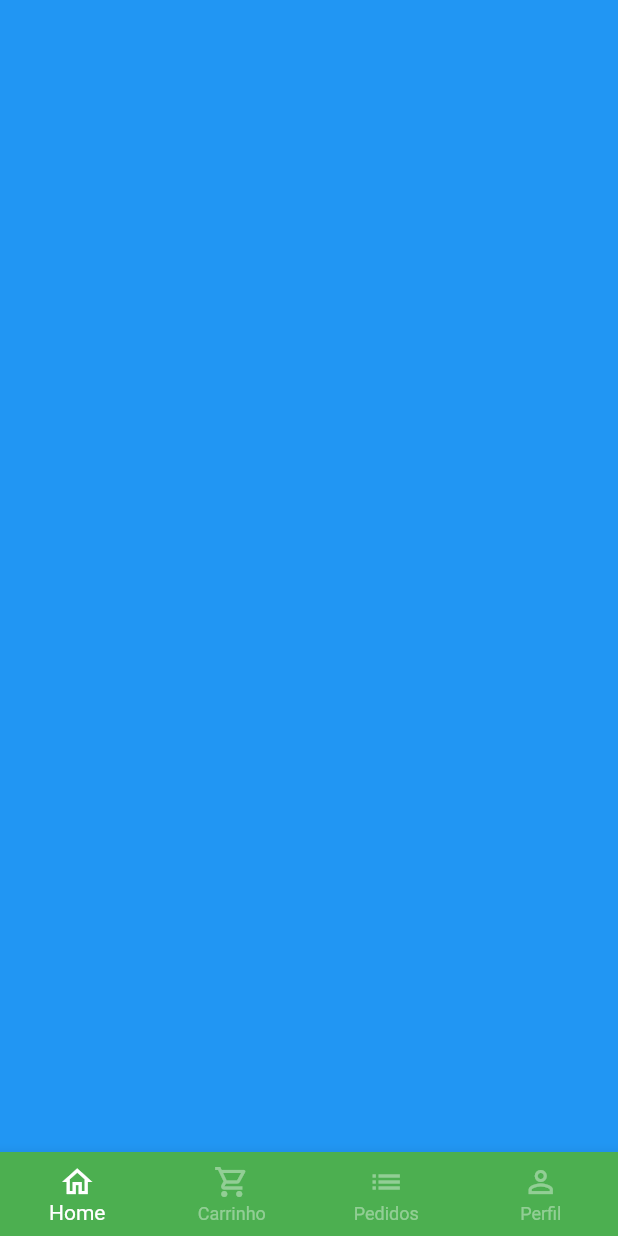
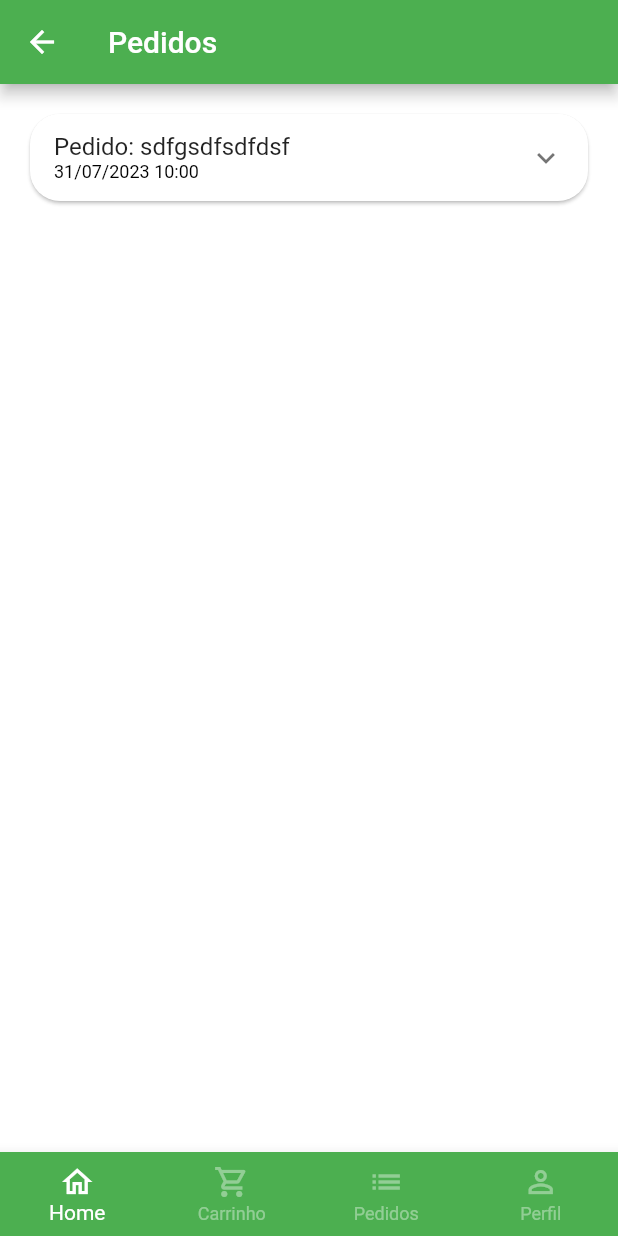
Before and after one commit to devflutterfelipe/projetoquitandavirtual, a Flutter app: the BaseScreen screen opened directly, swiped to page 3, on a phone screen of 412 x 824 dp. Run offline on Flutter 3.47's test engine with Material 2 defaults, Android fonts, the phone set to English and light mode, and no system bars; our stand-ins replace animated_text_kit, badges, mask_text_input_formatter.

Commit message:
Iniciando o desenvolvimento da tela de pedidos e criando mock o title do tile com data formatada

```diff
--- a/lib/src/config/app_data.dart
+++ b/lib/src/config/app_data.dart
@@ -1,5 +1,6 @@
 import 'package:greengrocer/src/models/cart_item_model.dart';
 import 'package:greengrocer/src/models/item_model.dart';
+import 'package:greengrocer/src/models/order_model.dart';
 import 'package:greengrocer/src/models/user_model.dart';
 
 ItemModel apple = ItemModel(
@@ -95,3 +96,26 @@ UserModel user = UserModel(
   name: 'Felipe Gomes',
   password: '',
 );
+
+
+List<OrderModel> orders = [
+
+  OrderModel(
+  copyAndPaste: 'sfdssdfds',
+  createdDateTime: DateTime.parse(
+    '2023-07-31 10:0010.458',
+    ),
+    overdueDateTime:DateTime.parse(
+      '2023-07-31 11:0010.458'
+    ),
+   id: 'sdfgsdfsdfdsf',
+   status: 'pending_payment',
+   total: 11.0,
+   items: [
+    CartItemModel(
+      item: apple,
+      quantity: 2,
+    ),
+   ],
+ ),
+];
--- /dev/null
+++ b/lib/src/models/order_model.dart
@@ -0,0 +1,24 @@
+import 'cart_item_model.dart';
+
+class OrderModel{
+
+  String id;
+  DateTime createdDateTime;
+  DateTime overdueDateTime;
+  List<CartItemModel> items;
+  String status;
+  String copyAndPaste;
+  double total;
+
+  OrderModel({
+
+    required this.copyAndPaste,
+    required this.createdDateTime,
+    required this.id,
+    required this.items,
+    required this.overdueDateTime,
+    required this.status,
+    required this.total,
+  });
+
+}
--- a/lib/src/pages/base/base_screen.dart
+++ b/lib/src/pages/base/base_screen.dart
@@ -2,6 +2,7 @@ import 'package:flutter/material.dart';
 import 'package:greengrocer/src/pages/cart/cart_tab.dart';
 import 'package:greengrocer/src/pages/home/home_tab.dart';
 
+import '../orders/orders_tab.dart';
 import '../profile/profile_tab.dart';
 
 class BaseScreen extends StatefulWidget {
@@ -22,11 +23,11 @@ class _BaseScreenState extends State<BaseScreen> {
       body: PageView(
         physics: const NeverScrollableScrollPhysics(),
         controller: pageController,
-        children: [
-         const HomeTab(),
-          const CartTab(),
-          Container(color: Colors.blue,),
-         const ProfileTab(),
+        children: const [
+          HomeTab(),
+           CartTab(),
+           OrdersTab(),
+          ProfileTab(),
         ],
       ),
 
--- /dev/null
+++ b/lib/src/pages/orders/components/order_tile.dart
@@ -0,0 +1,42 @@
+import 'package:flutter/material.dart';
+import 'package:greengrocer/src/sevices/utils_services.dart';
+
+import '../../../models/order_model.dart';
+
+class OrderTile extends StatelessWidget {
+
+  final OrderModel order;
+
+   OrderTile({super.key, required this.order});
+
+  final UtilsServices utilsServices = UtilsServices();
+
+  @override
+  Widget build(BuildContext context) {
+    return Card(
+      shape: RoundedRectangleBorder(
+        borderRadius: BorderRadius.circular(20),
+      ),
+      child: Theme(
+        data: Theme.of(context).copyWith(dividerColor: Colors.transparent),
+
+        child: ExpansionTile(
+        title: Column(
+          mainAxisSize: MainAxisSize.min,
+          crossAxisAlignment: CrossAxisAlignment.start,
+          children: [
+          Text('Pedido: ${order.id}'),
+          Text(
+            utilsServices.formatDateTime(order.createdDateTime),
+            style: const TextStyle(
+            fontSize: 12,
+            color: Colors.black,
+          ),),
+          ],
+        ),
+        children: [],
+        ),
+      ),
+    );
+  }
+}
--- /dev/null
+++ b/lib/src/pages/orders/orders_tab.dart
@@ -0,0 +1,26 @@
+import 'package:flutter/material.dart';
+import 'package:greengrocer/src/config/app_data.dart' as appData;
+
+import 'components/order_tile.dart';
+
+class OrdersTab extends StatelessWidget {
+  const OrdersTab({super.key});
+
+  @override
+  Widget build(BuildContext context) {
+    return Scaffold(
+      appBar: AppBar(
+        title: const Text('Pedidos'),
+      ),
+
+      body: ListView.separated(
+        padding: const EdgeInsets.all(16),
+        physics: const BouncingScrollPhysics(),
+
+       separatorBuilder: (_, index) => const SizedBox(height: 10),
+       itemBuilder: (_, index) => OrderTile(order: appData.orders[index]),
+       itemCount: appData.orders.length,
+       ),
+    );
+  }
+}
--- a/lib/src/sevices/utils_services.dart
+++ b/lib/src/sevices/utils_services.dart
@@ -1,4 +1,5 @@
 import 'package:intl/intl.dart';
+import 'package:intl/date_symbol_data_local.dart';
 
 class UtilsServices {
 // R$ valor
@@ -7,4 +8,13 @@ class UtilsServices {
 
     return numberFormat.format(price);
   }
+
+
+  String formatDateTime(DateTime dateTime){
+     initializeDateFormatting();
+
+     DateFormat dateFormat = DateFormat.yMd('pt_BR').add_Hm();
+     return dateFormat.format(dateTime);
+  }
+
 }
```
